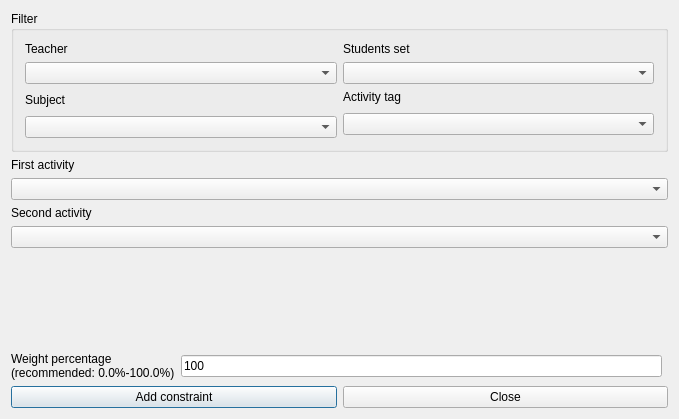
Old version of the form src/interface/addconstrainttwoactivitiesconsecutiveform_template.ui in the repository janLo/FET.
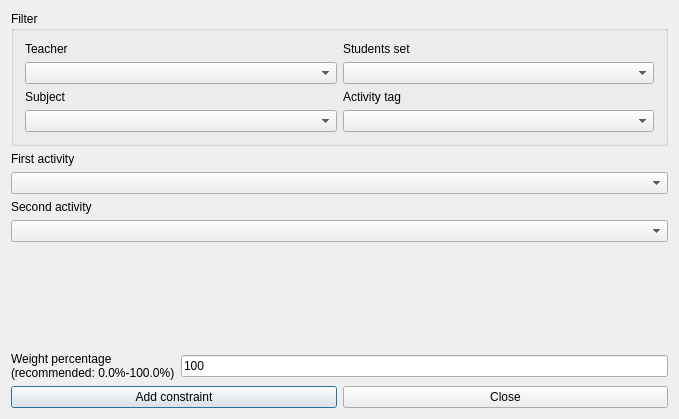
New version of the form. Custom widgets are drawn as their Qt base class.

```diff
--- a/src/interface/addconstrainttwoactivitiesconsecutiveform_template.ui
+++ b/src/interface/addconstrainttwoactivitiesconsecutiveform_template.ui
@@ -13,161 +13,22 @@
   <property name="windowTitle">
    <string extracomment="This is the title of the dialog to add a new constraint of this type">Add two activities consecutive</string>
   </property>
-  <layout class="QGridLayout">
-   <item row="5" column="0" colspan="2">
-    <layout class="QHBoxLayout">
-     <item>
-      <widget class="QPushButton" name="addConstraintPushButton">
-       <property name="text">
-        <string>Add constraint</string>
-       </property>
-      </widget>
-     </item>
-     <item>
-      <widget class="QPushButton" name="closePushButton">
-       <property name="text">
-        <string>Close</string>
-       </property>
-      </widget>
-     </item>
-    </layout>
-   </item>
-   <item row="4" column="0">
-    <layout class="QHBoxLayout">
-     <item>
-      <widget class="QLabel" name="weightTextLabel">
-       <property name="frameShape">
-        <enum>QFrame::NoFrame</enum>
-       </property>
-       <property name="frameShadow">
-        <enum>QFrame::Plain</enum>
-       </property>
-       <property name="text">
-        <string>Weight percentage
-(recommended: 0.0%-100.0%)</string>
-       </property>
-       <property name="wordWrap">
-        <bool>false</bool>
-       </property>
-      </widget>
-     </item>
-     <item>
-      <widget class="QLineEdit" name="weightLineEdit">
-       <property name="text">
-        <string>100</string>
-       </property>
-      </widget>
-     </item>
-    </layout>
-   </item>
-   <item row="3" column="0">
-    <spacer name="spacer2">
-     <property name="orientation">
-      <enum>Qt::Vertical</enum>
-     </property>
-     <property name="sizeType">
-      <enum>QSizePolicy::Expanding</enum>
-     </property>
-     <property name="sizeHint" stdset="0">
-      <size>
-       <width>21</width>
-       <height>80</height>
-      </size>
-     </property>
-    </spacer>
-   </item>
-   <item row="1" column="0" colspan="2">
-    <layout class="QVBoxLayout">
-     <item>
-      <widget class="QLabel" name="activityTextLabel">
-       <property name="frameShape">
-        <enum>QFrame::NoFrame</enum>
-       </property>
-       <property name="frameShadow">
-        <enum>QFrame::Plain</enum>
-       </property>
-       <property name="text">
-        <string>First activity</string>
-       </property>
-       <property name="wordWrap">
-        <bool>false</bool>
-       </property>
-      </widget>
-     </item>
-     <item>
-      <widget class="QComboBox" name="firstActivitiesComboBox">
-       <property name="maximumSize">
-        <size>
-         <width>32767</width>
-         <height>32767</height>
-        </size>
-       </property>
-       <property name="editable">
-        <bool>false</bool>
-       </property>
-       <property name="insertPolicy">
-        <enum>QComboBox::NoInsert</enum>
-       </property>
-       <property name="autoCompletion">
-        <bool>false</bool>
-       </property>
-       <property name="duplicatesEnabled">
-        <bool>false</bool>
-       </property>
-      </widget>
-     </item>
-    </layout>
-   </item>
-   <item row="2" column="0" colspan="2">
-    <layout class="QVBoxLayout">
-     <item>
-      <widget class="QLabel" name="activityTextLabel_2">
-       <property name="frameShape">
-        <enum>QFrame::NoFrame</enum>
-       </property>
-       <property name="frameShadow">
-        <enum>QFrame::Plain</enum>
-       </property>
-       <property name="text">
-        <string>Second activity</string>
-       </property>
-       <property name="wordWrap">
-        <bool>false</bool>
-       </property>
-      </widget>
-     </item>
-     <item>
-      <widget class="QComboBox" name="secondActivitiesComboBox">
-       <property name="maximumSize">
-        <size>
-         <width>32767</width>
-         <height>32767</height>
-        </size>
-       </property>
-       <property name="editable">
-        <bool>false</bool>
-       </property>
-       <property name="insertPolicy">
-        <enum>QComboBox::NoInsert</enum>
-       </property>
-       <property name="autoCompletion">
-        <bool>false</bool>
-       </property>
-       <property name="duplicatesEnabled">
-        <bool>false</bool>
-       </property>
-      </widget>
-     </item>
-    </layout>
-   </item>
-   <item row="0" column="0" colspan="2">
-    <widget class="Q3GroupBox" name="periodGroupBox_2">
+  <layout class="QGridLayout" name="gridLayout_2">
+   <item row="0" column="0">
+    <widget class="QGroupBox" name="filterGroupBox">
      <property name="title">
       <string>Filter</string>
      </property>
-     <layout class="QGridLayout">
-      <item row="1" column="1">
-       <widget class="QComboBox" name="studentsComboBox"/>
+     <layout class="QGridLayout" name="gridLayout">
+      <item row="0" column="0">
+       <widget class="QLabel" name="teachersTextLabel">
+        <property name="text">
+         <string>Teacher</string>
+        </property>
+        <property name="wordWrap">
+         <bool>false</bool>
+        </property>
+       </widget>
       </item>
       <item row="0" column="1">
        <widget class="QLabel" name="studentsTextLabel">
@@ -182,20 +43,10 @@
       <item row="1" column="0">
        <widget class="QComboBox" name="teachersComboBox"/>
       </item>
-      <item row="0" column="0">
-       <widget class="QLabel" name="teachersTextLabel">
-        <property name="text">
-         <string>Teacher</string>
-        </property>
-        <property name="wordWrap">
-         <bool>false</bool>
-        </property>
-       </widget>
+      <item row="1" column="1">
+       <widget class="QComboBox" name="studentsComboBox"/>
       </item>
-      <item row="4" column="0">
-       <widget class="QComboBox" name="subjectsComboBox"/>
-      </item>
-      <item row="2" column="0" rowspan="2">
+      <item row="2" column="0">
        <widget class="QLabel" name="subjectsTextLabel">
         <property name="text">
          <string>Subject</string>
@@ -215,34 +66,152 @@
         </property>
        </widget>
       </item>
-      <item row="3" column="1" rowspan="2">
+      <item row="3" column="0">
+       <widget class="QComboBox" name="subjectsComboBox"/>
+      </item>
+      <item row="3" column="1">
        <widget class="QComboBox" name="activityTagsComboBox"/>
       </item>
      </layout>
     </widget>
    </item>
+   <item row="1" column="0">
+    <layout class="QVBoxLayout">
+     <item>
+      <widget class="QLabel" name="activityTextLabel">
+       <property name="frameShape">
+        <enum>QFrame::NoFrame</enum>
+       </property>
+       <property name="frameShadow">
+        <enum>QFrame::Plain</enum>
+       </property>
+       <property name="text">
+        <string>First activity</string>
+       </property>
+       <property name="wordWrap">
+        <bool>false</bool>
+       </property>
+      </widget>
+     </item>
+     <item>
+      <widget class="QComboBox" name="firstActivitiesComboBox">
+       <property name="editable">
+        <bool>false</bool>
+       </property>
+       <property name="insertPolicy">
+        <enum>QComboBox::NoInsert</enum>
+       </property>
+       <property name="autoCompletion">
+        <bool>false</bool>
+       </property>
+       <property name="duplicatesEnabled">
+        <bool>false</bool>
+       </property>
+      </widget>
+     </item>
+    </layout>
+   </item>
+   <item row="2" column="0">
+    <layout class="QVBoxLayout">
+     <item>
+      <widget class="QLabel" name="activityTextLabel_2">
+       <property name="frameShape">
+        <enum>QFrame::NoFrame</enum>
+       </property>
+       <property name="frameShadow">
+        <enum>QFrame::Plain</enum>
+       </property>
+       <property name="text">
+        <string>Second activity</string>
+       </property>
+       <property name="wordWrap">
+        <bool>false</bool>
+       </property>
+      </widget>
+     </item>
+     <item>
+      <widget class="QComboBox" name="secondActivitiesComboBox">
+       <property name="editable">
+        <bool>false</bool>
+       </property>
+       <property name="insertPolicy">
+        <enum>QComboBox::NoInsert</enum>
+       </property>
+       <property name="autoCompletion">
+        <bool>false</bool>
+       </property>
+       <property name="duplicatesEnabled">
+        <bool>false</bool>
+       </property>
+      </widget>
+     </item>
+    </layout>
+   </item>
+   <item row="3" column="0">
+    <spacer name="spacer2">
+     <property name="orientation">
+      <enum>Qt::Vertical</enum>
+     </property>
+     <property name="sizeType">
+      <enum>QSizePolicy::Expanding</enum>
+     </property>
+     <property name="sizeHint" stdset="0">
+      <size>
+       <width>21</width>
+       <height>80</height>
+      </size>
+     </property>
+    </spacer>
+   </item>
+   <item row="4" column="0">
+    <layout class="QHBoxLayout">
+     <item>
+      <widget class="QLabel" name="weightTextLabel">
+       <property name="frameShape">
+        <enum>QFrame::NoFrame</enum>
+       </property>
+       <property name="frameShadow">
+        <enum>QFrame::Plain</enum>
+       </property>
+       <property name="text">
+        <string>Weight percentage
+(recommended: 0.0%-100.0%)</string>
+       </property>
+       <property name="wordWrap">
+        <bool>false</bool>
+       </property>
+      </widget>
+     </item>
+     <item>
+      <widget class="QLineEdit" name="weightLineEdit">
+       <property name="text">
+        <string notr="true">100</string>
+       </property>
+      </widget>
+     </item>
+    </layout>
+   </item>
+   <item row="5" column="0">
+    <layout class="QHBoxLayout">
+     <item>
+      <widget class="QPushButton" name="addConstraintPushButton">
+       <property name="text">
+        <string>Add constraint</string>
+       </property>
+      </widget>
+     </item>
+     <item>
+      <widget class="QPushButton" name="closePushButton">
+       <property name="text">
+        <string>Close</string>
+       </property>
+      </widget>
+     </item>
+    </layout>
+   </item>
   </layout>
  </widget>
  <layoutdefault spacing="6" margin="11"/>
- <customwidgets>
-  <customwidget>
-   <class>Q3GroupBox</class>
-   <extends>QGroupBox</extends>
-   <header>Qt3Support/Q3GroupBox</header>
-   <container>1</container>
-  </customwidget>
- </customwidgets>
- <tabstops>
-  <tabstop>teachersComboBox</tabstop>
-  <tabstop>studentsComboBox</tabstop>
-  <tabstop>subjectsComboBox</tabstop>
-  <tabstop>activityTagsComboBox</tabstop>
-  <tabstop>firstActivitiesComboBox</tabstop>
-  <tabstop>secondActivitiesComboBox</tabstop>
-  <tabstop>weightLineEdit</tabstop>
-  <tabstop>addConstraintPushButton</tabstop>
-  <tabstop>closePushButton</tabstop>
- </tabstops>
  <resources/>
  <connections/>
 </ui>
```
